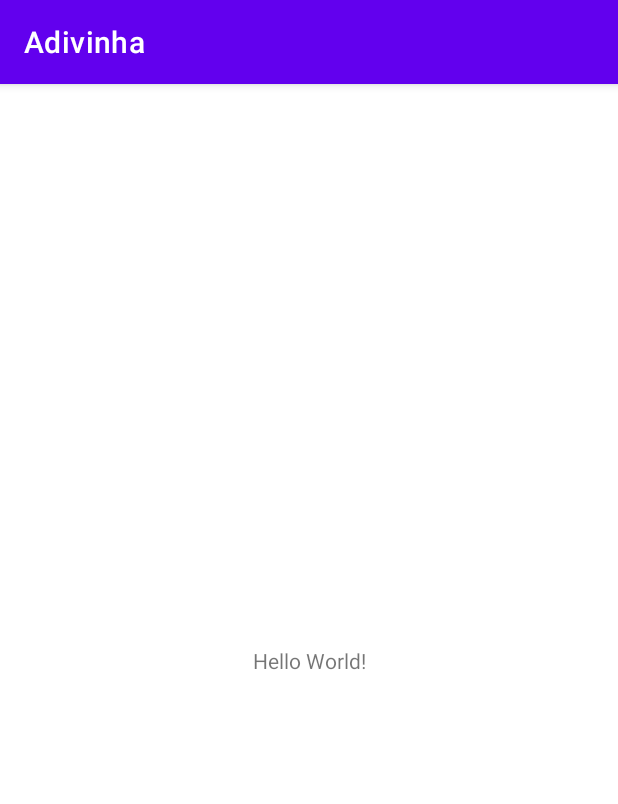
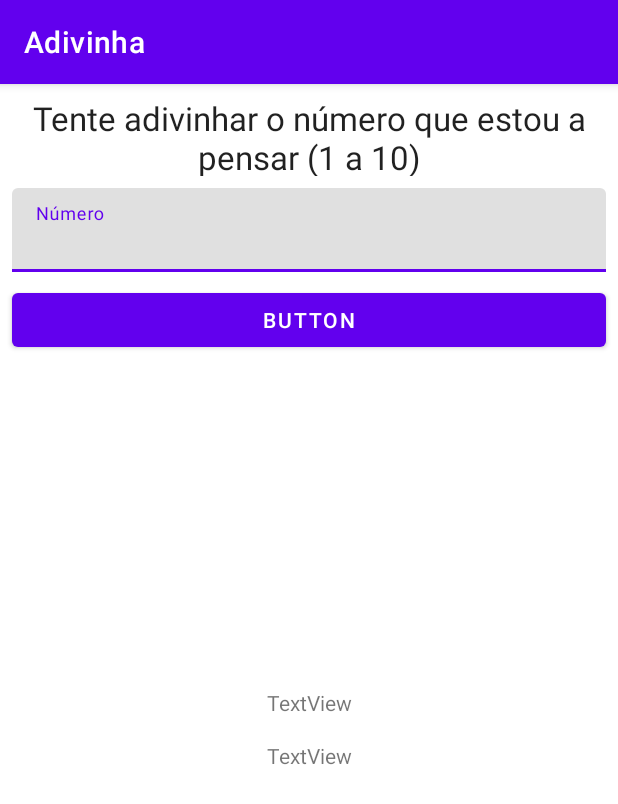
Before and after one commit to VAPS17/Adivinha, an Android app: the screen it shows after launch (MainActivity), on a phone screen of 412 x 824 dp. Shown: the top 804 px of the screen. Run offline under Robolectric (Android 15) with nearby library versions, the phone set to English and light mode, and no system bars.

Commit message:
Criação do layout

```diff
--- a/app/src/main/res/layout/activity_main.xml
+++ b/app/src/main/res/layout/activity_main.xml
@@ -7,12 +7,80 @@
     tools:context=".MainActivity">
 
     <TextView
-        android:layout_width="wrap_content"
-        android:layout_height="wrap_content"
-        android:text="Hello World!"
-        app:layout_constraintBottom_toBottomOf="parent"
-        app:layout_constraintLeft_toLeftOf="parent"
-        app:layout_constraintRight_toRightOf="parent"
+        android:id="@+id/textView"
+        android:layout_width="388dp"
+        android:layout_height="53dp"
+        android:layout_margin="8dp"
+        android:layout_marginStart="8dp"
+        android:layout_marginLeft="8dp"
+        android:layout_marginTop="8dp"
+        android:layout_marginEnd="8dp"
+        android:layout_marginRight="8dp"
+        android:gravity="center"
+        android:text="Tente adivinhar o número que estou a pensar (1 a 10)"
+        android:textAppearance="@style/TextAppearance.AppCompat.Large"
+        app:layout_constraintEnd_toEndOf="parent"
+        app:layout_constraintStart_toStartOf="parent"
         app:layout_constraintTop_toTopOf="parent" />
 
+    <com.google.android.material.textfield.TextInputLayout
+        android:id="@+id/textInputLayout2"
+        android:layout_width="match_parent"
+        android:layout_height="wrap_content"
+        android:layout_margin="8dp"
+        app:layout_constraintEnd_toEndOf="parent"
+        app:layout_constraintStart_toStartOf="@+id/textView"
+        app:layout_constraintTop_toBottomOf="@+id/textView">
+
+        <com.google.android.material.textfield.TextInputEditText
+            android:layout_width="match_parent"
+            android:layout_height="wrap_content"
+            android:hint="Número" />
+    </com.google.android.material.textfield.TextInputLayout>
+
+    <Button
+        android:id="@+id/button"
+        android:layout_width="0dp"
+        android:layout_height="wrap_content"
+        android:layout_marginStart="8dp"
+        android:layout_marginLeft="8dp"
+        android:layout_marginTop="8dp"
+        android:layout_marginEnd="8dp"
+        android:layout_marginRight="8dp"
+        android:text="Button"
+        app:layout_constraintEnd_toEndOf="parent"
+        app:layout_constraintHorizontal_bias="0.0"
+        app:layout_constraintStart_toStartOf="parent"
+        app:layout_constraintTop_toBottomOf="@+id/textInputLayout2" />
+
+    <TextView
+        android:id="@+id/textView2"
+        android:layout_width="0dp"
+        android:layout_height="wrap_content"
+        android:layout_marginStart="8dp"
+        android:layout_marginLeft="8dp"
+        android:layout_marginEnd="8dp"
+        android:layout_marginRight="8dp"
+        android:gravity="center"
+        android:text="TextView"
+        app:layout_constraintBottom_toBottomOf="parent"
+        app:layout_constraintEnd_toEndOf="parent"
+        app:layout_constraintStart_toStartOf="parent"
+        app:layout_constraintTop_toBottomOf="@+id/button"
+        app:layout_constraintVertical_bias="0.39" />
+
+    <TextView
+        android:id="@+id/textView3"
+        android:layout_width="0dp"
+        android:layout_height="wrap_content"
+        android:layout_marginStart="8dp"
+        android:layout_marginLeft="8dp"
+        android:layout_marginTop="16dp"
+        android:layout_marginEnd="8dp"
+        android:layout_marginRight="8dp"
+        android:gravity="center"
+        android:text="TextView"
+        app:layout_constraintEnd_toEndOf="parent"
+        app:layout_constraintStart_toStartOf="parent"
+        app:layout_constraintTop_toBottomOf="@+id/textView2" />
 </androidx.constraintlayout.widget.ConstraintLayout>
```
